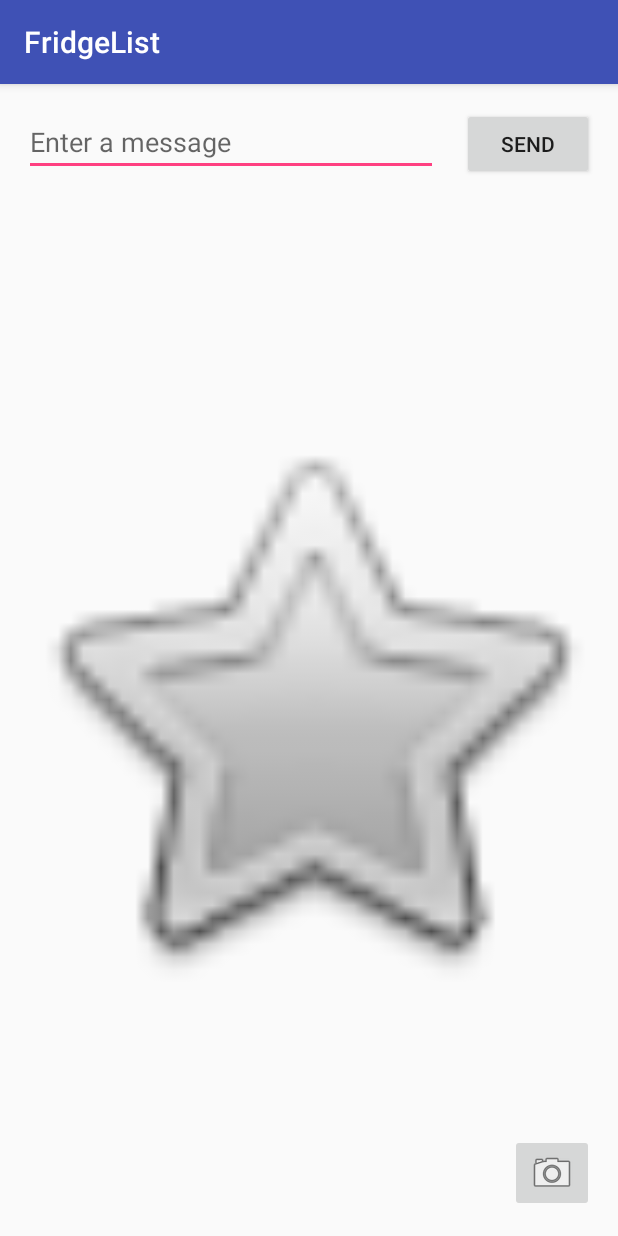
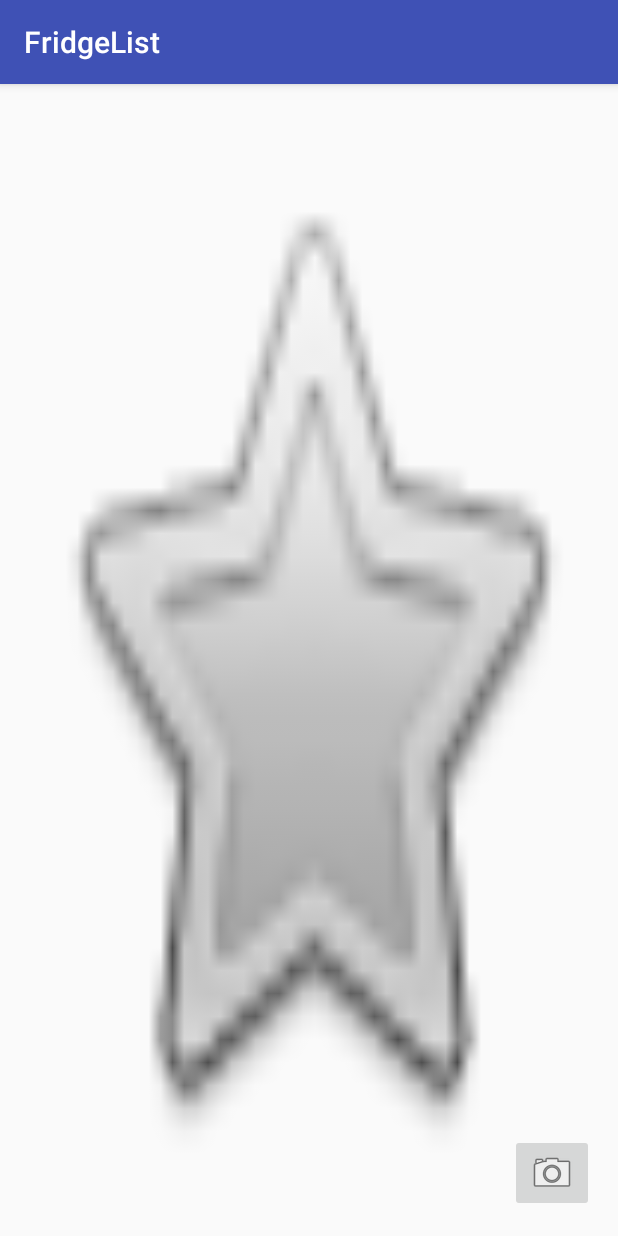
Before and after one commit to PedroMR/FridgeList, an Android app: the screen it shows after launch (MainActivity), on a phone screen of 412 x 824 dp. Run offline under Robolectric (Android 15) with nearby library versions, the phone set to English and light mode, and no system bars.

```diff
--- a/app/src/main/java/com/pedromr/apps/fridgelist/MainActivity.java
+++ b/app/src/main/java/com/pedromr/apps/fridgelist/MainActivity.java
@@ -1,21 +1,20 @@
 package com.pedromr.apps.fridgelist;
 
-import android.Manifest;
+import android.content.Context;
 import android.content.Intent;
-import android.content.pm.PackageManager;
+import android.content.SharedPreferences;
 import android.graphics.Bitmap;
 import android.graphics.BitmapFactory;
-import android.graphics.Camera;
 import android.graphics.Matrix;
 import android.net.Uri;
 import android.os.Environment;
 import android.provider.MediaStore;
+import android.support.annotation.Nullable;
 import android.support.v4.content.FileProvider;
 import android.support.v7.app.AppCompatActivity;
 import android.os.Bundle;
 import android.util.Log;
 import android.view.View;
-import android.widget.EditText;
 import android.widget.ImageView;
 
 import java.io.File;
@@ -25,23 +24,37 @@ import java.util.Date;
 
 public class MainActivity extends AppCompatActivity {
     public static final String EXTRA_MESSAGE = "com.example.myfirstapp.MESSAGE";
-    private static final int MY_REQUEST_CODE = 191;
+    private static final String PREF_FILEPATH = "filePath";
     private static final String LOG_TAG = "FridgeList";
+    String mCurrentPhotoPath;
+    boolean imageDrawn = false;
 
 
     @Override
     protected void onCreate(Bundle savedInstanceState) {
         super.onCreate(savedInstanceState);
         setContentView(R.layout.activity_main);
+        loadUserPreferences();
     }
 
-    /** Called when the user taps the Send button */
-    public void sendMessage(View view) {
-        Intent intent = new Intent(this, DisplayMessageActivity.class);
-        EditText editText = (EditText) findViewById(R.id.editText);
-        String message = editText.getText().toString();
-        intent.putExtra(EXTRA_MESSAGE, message);
-        startActivity(intent);
+    @Override
+    public void onWindowFocusChanged(boolean hasFocus) {
+        super.onWindowFocusChanged(hasFocus);
+
+        if (!imageDrawn) {
+            displayCurrentImage();
+            imageDrawn = true;
+        }
+    }
+
+    private void loadUserPreferences() {
+        SharedPreferences sharedPref = getPreferences(Context.MODE_PRIVATE);
+        if (sharedPref.contains(PREF_FILEPATH)) {
+            mCurrentPhotoPath = sharedPref.getString(PREF_FILEPATH, null);
+            Log.d(LOG_TAG, "Got sharedPref "+mCurrentPhotoPath);
+        } else {
+            Log.d(LOG_TAG, "No saved sharedPref");
+        }
     }
 
     public void takePicture(View view) {
@@ -78,8 +91,6 @@ public class MainActivity extends AppCompatActivity {
         }
     }
 
-    String mCurrentPhotoPath;
-
     private File createImageFile() throws IOException {
         // Create an image file name
         String timeStamp = new SimpleDateFormat("yyyyMMdd_HHmmss").format(new Date());
@@ -99,7 +110,7 @@ public class MainActivity extends AppCompatActivity {
     @Override
     protected void onActivityResult(int requestCode, int resultCode, Intent data) {
         if (requestCode == REQUEST_TAKE_PHOTO && resultCode == RESULT_OK) {
-            setPic();
+            displayCurrentImage();
             if (data == null) {
                 Log.e(LOG_TAG, "Null intent data!");
                 return;
@@ -114,8 +125,14 @@ public class MainActivity extends AppCompatActivity {
         }
     }
 
-    private void setPic() {
+    private void displayCurrentImage() {
+        if (mCurrentPhotoPath == null || mCurrentPhotoPath.isEmpty())
+            return;
+
         ImageView mImageView = findViewById(R.id.imageView);
+        if (mImageView == null)
+            return;
+
         // Get the dimensions of the View
         int targetW = mImageView.getWidth();
         int targetH = mImageView.getHeight();
@@ -141,6 +158,10 @@ public class MainActivity extends AppCompatActivity {
         Bitmap rotatedBitmap = Bitmap.createBitmap(sourceBitmap, 0, 0, sourceBitmap.getWidth(), sourceBitmap.getHeight(), matrix, true);
 
         mImageView.setImageBitmap(rotatedBitmap);
+
+        SharedPreferences sharedPref = getPreferences(Context.MODE_PRIVATE);
+        boolean res = sharedPref.edit().putString(PREF_FILEPATH, mCurrentPhotoPath).commit();
+        Log.d(LOG_TAG, "Wrote sharedPref "+mCurrentPhotoPath+", result "+res);
     }
 
 }
--- a/app/src/main/res/layout/activity_main.xml
+++ b/app/src/main/res/layout/activity_main.xml
@@ -5,33 +5,6 @@
     android:layout_width="match_parent"
     android:layout_height="match_parent"
     tools:context="com.pedromr.apps.fridgelist.MainActivity">
-
-    <EditText
-        android:id="@+id/editText"
-        android:layout_width="0dp"
-        android:layout_height="wrap_content"
-        android:layout_marginStart="16dp"
-        android:layout_marginTop="16dp"
-        android:ems="10"
-        android:hint="@string/edit_message"
-        android:inputType="textPersonName"
-        app:layout_constraintEnd_toStartOf="@+id/button"
-        app:layout_constraintHorizontal_bias="0.5"
-        app:layout_constraintStart_toStartOf="parent"
-        app:layout_constraintTop_toTopOf="parent" />
-
-    <Button
-        android:id="@+id/button"
-        android:layout_width="wrap_content"
-        android:layout_height="wrap_content"
-        android:layout_marginEnd="16dp"
-        android:layout_marginStart="16dp"
-        android:onClick="sendMessage"
-        android:text="@string/button_send"
-        app:layout_constraintBaseline_toBaselineOf="@+id/editText"
-        app:layout_constraintEnd_toEndOf="parent"
-        app:layout_constraintHorizontal_bias="0.5"
-        app:layout_constraintStart_toEndOf="@+id/editText" />
 
     <ImageButton
         android:id="@+id/imageButton"
@@ -48,12 +21,15 @@
         android:id="@+id/imageView"
         android:layout_width="0dp"
         android:layout_height="0dp"
+        android:layout_marginBottom="16dp"
+        android:layout_marginEnd="16dp"
+        android:layout_marginStart="16dp"
+        android:layout_marginTop="16dp"
+        android:scaleType="fitXY"
         app:layout_constraintBottom_toBottomOf="parent"
-        app:layout_constraintHorizontal_bias="0.0"
-        app:layout_constraintLeft_toLeftOf="parent"
-        app:layout_constraintRight_toRightOf="parent"
-        app:layout_constraintTop_toBottomOf="@+id/editText"
-        app:layout_constraintVertical_bias="0.513"
+        app:layout_constraintEnd_toEndOf="parent"
+        app:layout_constraintStart_toStartOf="parent"
+        app:layout_constraintTop_toTopOf="parent"
         app:srcCompat="@android:drawable/btn_star" />
 
 </android.support.constraint.ConstraintLayout>
```
